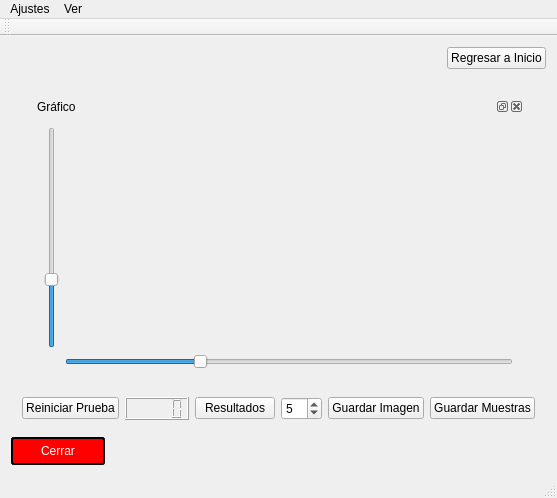
Above: mainwindow.ui from hectorda/Bio-Feedback before the change. Below: the same form after it.
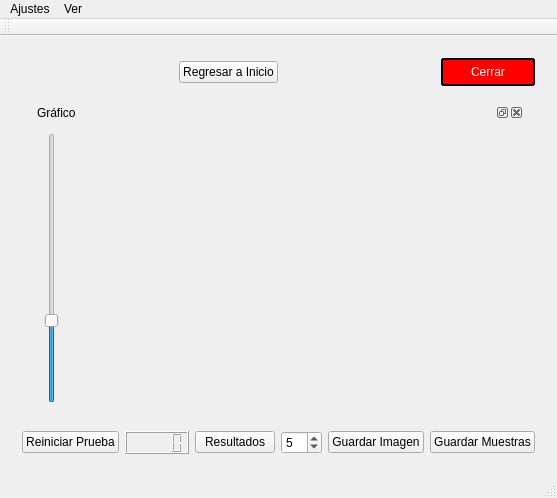
That is the form after the change. Icons and pictures are not drawn. Custom widgets are drawn as their Qt base class.

Commit message: Ajuste del Ratio de forma sensual y range zoom buddies :)

```diff
--- a/mainwindow.ui
+++ b/mainwindow.ui
@@ -19,40 +19,6 @@
   </property>
   <widget class="QWidget" name="centralWidget">
    <layout class="QVBoxLayout" name="verticalLayout">
-    <item>
-     <layout class="QHBoxLayout" name="horizontalLayout">
-      <item>
-       <spacer name="horizontalSpacer">
-        <property name="orientation">
-         <enum>Qt::Horizontal</enum>
-        </property>
-        <property name="sizeHint" stdset="0">
-         <size>
-          <width>40</width>
-          <height>20</height>
-         </size>
-        </property>
-       </spacer>
-      </item>
-      <item>
-       <widget class="QPushButton" name="pushButtonRegresarInicio">
-        <property name="text">
-         <string>Regresar a Inicio</string>
-        </property>
-        <property name="icon">
-         <iconset resource="images.qrc">
-          <normaloff>:/images/home.png</normaloff>:/images/home.png</iconset>
-        </property>
-        <property name="iconSize">
-         <size>
-          <width>32</width>
-          <height>32</height>
-         </size>
-        </property>
-       </widget>
-      </item>
-     </layout>
-    </item>
     <item>
      <widget class="QStackedWidget" name="stackedWidget">
       <property name="currentIndex">
@@ -331,6 +297,79 @@
       </widget>
       <widget class="QWidget" name="widgetTest">
        <layout class="QVBoxLayout" name="verticalLayout_2">
+        <item>
+         <layout class="QHBoxLayout" name="horizontalLayout_6">
+          <item>
+           <spacer name="horizontalSpacer_4">
+            <property name="orientation">
+             <enum>Qt::Horizontal</enum>
+            </property>
+            <property name="sizeHint" stdset="0">
+             <size>
+              <width>40</width>
+              <height>20</height>
+             </size>
+            </property>
+           </spacer>
+          </item>
+          <item alignment="Qt::AlignHCenter">
+           <widget class="QPushButton" name="pushButtonRegresarInicio">
+            <property name="text">
+             <string>Regresar a Inicio</string>
+            </property>
+            <property name="icon">
+             <iconset resource="images.qrc">
+              <normaloff>:/images/home.png</normaloff>:/images/home.png</iconset>
+            </property>
+            <property name="iconSize">
+             <size>
+              <width>32</width>
+              <height>32</height>
+             </size>
+            </property>
+           </widget>
+          </item>
+          <item>
+           <spacer name="horizontalSpacer_11">
+            <property name="orientation">
+             <enum>Qt::Horizontal</enum>
+            </property>
+            <property name="sizeHint" stdset="0">
+             <size>
+              <width>40</width>
+              <height>20</height>
+             </size>
+            </property>
+           </spacer>
+          </item>
+          <item>
+           <widget class="QPushButton" name="pushButtonSalir">
+            <property name="styleSheet">
+             <string notr="true">QPushButton{
+color : white;
+background-color: rgb(255, 0, 0);
+border: 2px solid;
+border-radius: 3px;
+padding: 5px;
+min-width: 80px;
+}
+
+QPushButton:hover {
+background-color: rgb(170, 0, 0);
+border: 2px solid ;
+}
+
+QPushButton:pressed {
+border: 3px solid rgb(102, 0, 0);
+}</string>
+            </property>
+            <property name="text">
+             <string>Cerrar</string>
+            </property>
+           </widget>
+          </item>
+         </layout>
+        </item>
         <item>
          <widget class="QWidget" name="widget" native="true">
           <layout class="QGridLayout" name="gridLayout_3">
@@ -343,22 +382,15 @@
               <layout class="QGridLayout" name="gridLayout_4">
                <item row="0" column="1">
                 <widget class="QCustomPlot" name="qCustomPlotGrafico" native="true">
+                 <property name="minimumSize">
+                  <size>
+                   <width>200</width>
+                   <height>200</height>
+                  </size>
+                 </property>
                  <layout class="QVBoxLayout" name="verticalLayout_4"/>
                 </widget>
                </item>
-               <item row="1" column="1">
-                <widget class="QSlider" name="horizontalSliderRangeGraphic">
-                 <property name="minimum">
-                  <number>1</number>
-                 </property>
-                 <property name="value">
-                  <number>30</number>
-                 </property>
-                 <property name="orientation">
-                  <enum>Qt::Horizontal</enum>
-                 </property>
-                </widget>
-               </item>
                <item row="0" column="0">
                 <widget class="QSlider" name="verticalSliderRangeGraphic">
                  <property name="minimum">
@@ -472,49 +504,6 @@
       </widget>
      </widget>
     </item>
-    <item>
-     <layout class="QHBoxLayout" name="horizontalLayout_6">
-      <item>
-       <widget class="QPushButton" name="pushButtonSalir">
-        <property name="styleSheet">
-         <string notr="true">QPushButton{
-color : white;
-background-color: rgb(255, 0, 0);
-border: 2px solid;
-border-radius: 3px;
-padding: 5px;
-min-width: 80px;
-}
-
-QPushButton:hover {
-background-color: rgb(170, 0, 0);
-border: 2px solid ;
-}
-
-QPushButton:pressed {
-border: 3px solid rgb(102, 0, 0);
-}</string>
-        </property>
-        <property name="text">
-         <string>Cerrar</string>
-        </property>
-       </widget>
-      </item>
-      <item>
-       <spacer name="horizontalSpacer_4">
-        <property name="orientation">
-         <enum>Qt::Horizontal</enum>
-        </property>
-        <property name="sizeHint" stdset="0">
-         <size>
-          <width>40</width>
-          <height>20</height>
-         </size>
-        </property>
-       </spacer>
-      </item>
-     </layout>
-    </item>
    </layout>
   </widget>
   <widget class="QMenuBar" name="menuBar">
```
The commit also changes 2 other files.
